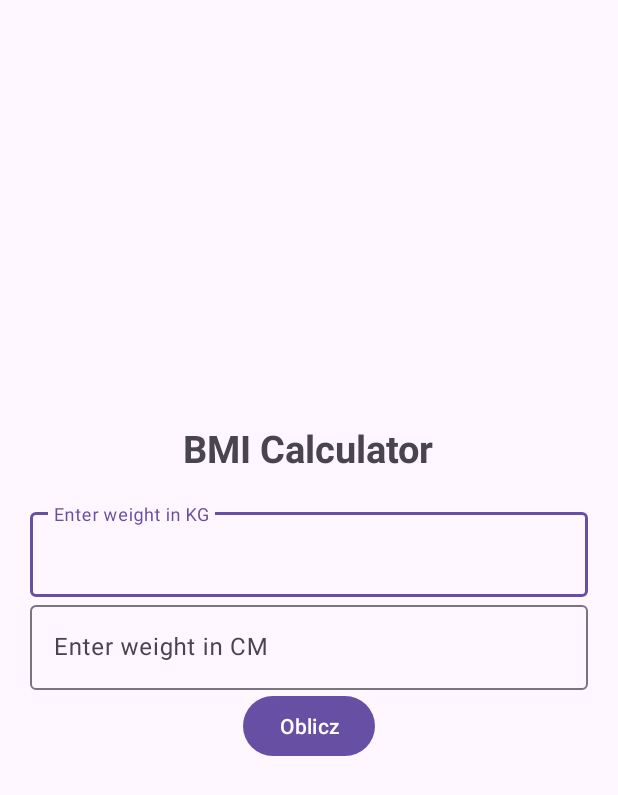
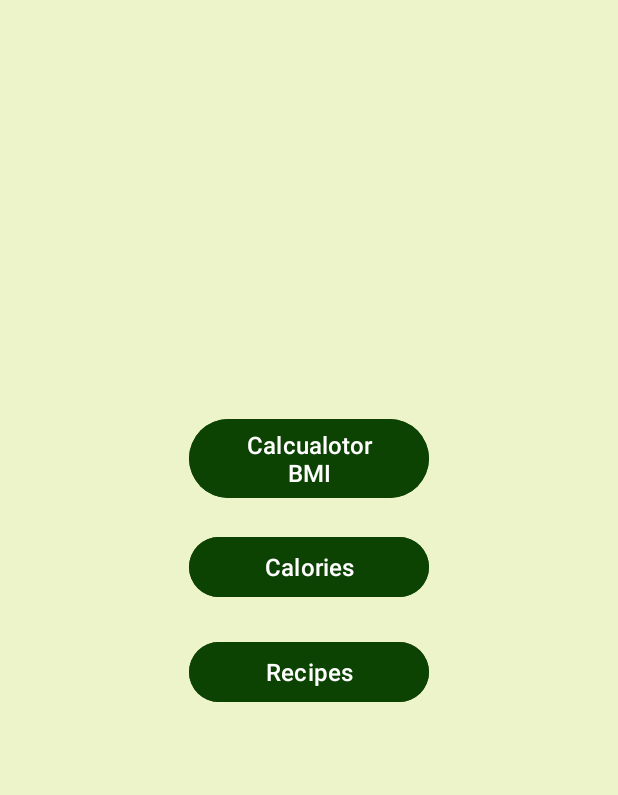
Before and after one commit to s23884/KalkulatorBMI, an Android app: the screen it shows after launch (MainActivity), on a phone screen of 412 x 824 dp. Shown: the top 795 px of the screen. Run offline under Robolectric (Android 15) with nearby library versions, the phone set to English and light mode, and no system bars.

Commit message:
Add Calories

```diff
--- a/app/src/main/AndroidManifest.xml
+++ b/app/src/main/AndroidManifest.xml
@@ -13,7 +13,13 @@
         android:theme="@style/Theme.KalkulatorBMI"
         tools:targetApi="31">
         <activity
+            android:name=".CaloriesActivity"
+            android:exported="false" />
+        <activity
             android:name=".MainActivity"
+            android:exported="false" />
+        <activity
+            android:name=".BMIActivity"
             android:exported="false" />
         <activity
             android:name=".Splashactivity"
--- a/app/src/main/java/com/example/kalkulatorbmi/MainActivity.java
+++ b/app/src/main/java/com/example/kalkulatorbmi/MainActivity.java
@@ -2,54 +2,39 @@ package com.example.kalkulatorbmi;
 
 import androidx.appcompat.app.AppCompatActivity;
 
+import android.content.Intent;
 import android.os.Bundle;
 import android.view.View;
 import android.widget.Button;
-import android.widget.EditText;
-import android.widget.TextView;
 
 public class MainActivity extends AppCompatActivity {
 
-    private EditText weightEditText;
-    private EditText heightEditText;
-    private TextView resultTextView;
-    private Button calculateButton;
+
 
     @Override
     protected void onCreate(Bundle savedInstanceState) {
         super.onCreate(savedInstanceState);
         setContentView(R.layout.activity_main);
 
-        weightEditText = findViewById(R.id.weight);
-        heightEditText = findViewById(R.id.height);
-        resultTextView = findViewById(R.id.result);
-        calculateButton = findViewById(R.id.btnOblicz);
+        Button buttonBMI = findViewById(R.id.buttonBMI);
+        Button buttonCalories = findViewById(R.id.buttonCalories);
+        Button buttonRecipes = findViewById(R.id.buttonRecipes);
 
-        calculateButton.setOnClickListener(new View.OnClickListener() {
+        buttonBMI.setOnClickListener(new View.OnClickListener() {
             @Override
             public void onClick(View v) {
-                calculateBMI();
+                Intent intent = new Intent(MainActivity.this, BMIActivity.class);
+                startActivity(intent);
+            }
+        });
+
+        buttonCalories.setOnClickListener(new View.OnClickListener() {
+            @Override
+            public void onClick(View v) {
+                Intent intent = new Intent(MainActivity.this, CaloriesActivity.class);
+                startActivity(intent);
+
             }
         });
     }
-
-    private void calculateBMI() {
-        String weightStr = weightEditText.getText().toString();
-        String heightStr = heightEditText.getText().toString();
-
-        if (!weightStr.isEmpty() && !heightStr.isEmpty()) {
-            float weight = Float.parseFloat(weightStr);
-            float height = Float.parseFloat(heightStr) / 100;
-            float bmi = weight / (height * height);
-
-            displayBMI(bmi);
-        } else {
-            resultTextView.setText("Please enter both weight and height.");
-        }
-    }
-
-    private void displayBMI(float bmi) {
-        String bmiResult = "BMI: " + String.format("%.2f", bmi);
-        resultTextView.setText(bmiResult);
-    }
 }
--- /dev/null
+++ b/app/src/main/res/drawable/baseline_home_24.xml
@@ -0,0 +1,5 @@
+<vector android:height="50dp" android:tint="#000000"
+    android:viewportHeight="24" android:viewportWidth="24"
+    android:width="50dp" xmlns:android="http://schemas.android.com/apk/res/android">
+    <path android:fillColor="@android:color/white" android:pathData="M10,20v-6h4v6h5v-8h3L12,3 2,12h3v8z"/>
+</vector>
--- a/app/src/main/res/layout/activity_main.xml
+++ b/app/src/main/res/layout/activity_main.xml
@@ -1,59 +1,46 @@
 <?xml version="1.0" encoding="utf-8"?>
-<LinearLayout xmlns:android="http://schemas.android.com/apk/res/android"
+<androidx.constraintlayout.widget.ConstraintLayout xmlns:android="http://schemas.android.com/apk/res/android"
     xmlns:app="http://schemas.android.com/apk/res-auto"
     xmlns:tools="http://schemas.android.com/tools"
     android:layout_width="match_parent"
     android:layout_height="match_parent"
-    android:gravity="center"
-    android:padding="20dp"
-    android:orientation="vertical"
+    android:background="#EEF4CA"
     tools:context=".MainActivity">
 
-    <TextView
-        android:textSize="25sp"
-        android:textStyle="bold"
-        android:layout_marginBottom="20dp"
-        android:layout_width="wrap_content"
+    <Button
+        android:id="@+id/buttonBMI"
+        android:layout_width="160dp"
         android:layout_height="wrap_content"
-        android:text="BMI Calculator"
-         />
+        android:layout_marginTop="275dp"
+        android:backgroundTint="#0C4302"
+        android:text="Calcualotor BMI"
+        android:textSize="16sp"
+        app:layout_constraintEnd_toEndOf="@+id/buttonCalories"
+        app:layout_constraintStart_toStartOf="@+id/buttonCalories"
+        app:layout_constraintTop_toTopOf="parent" />
 
-    <com.google.android.material.textfield.TextInputLayout
-        android:layout_width="match_parent"
-        android:layout_height="wrap_content">
+    <Button
+        android:id="@+id/buttonRecipes"
+        android:layout_width="160dp"
+        android:layout_height="wrap_content"
+        android:layout_marginTop="22dp"
+        android:backgroundTint="#0C4302"
+        android:text="Recipes"
+        android:textSize="16sp"
+        app:layout_constraintEnd_toEndOf="parent"
+        app:layout_constraintStart_toStartOf="parent"
+        app:layout_constraintTop_toBottomOf="@+id/buttonCalories" />
 
+    <Button
+        android:id="@+id/buttonCalories"
+        android:layout_width="160dp"
+        android:layout_height="wrap_content"
+        android:layout_marginTop="18dp"
+        android:backgroundTint="#0C4302"
+        android:text="Calories"
+        android:textSize="16sp"
+        app:layout_constraintEnd_toEndOf="@+id/buttonRecipes"
+        app:layout_constraintStart_toStartOf="@+id/buttonRecipes"
+        app:layout_constraintTop_toBottomOf="@+id/buttonBMI" />
 
-    <com.google.android.material.textfield.TextInputEditText
-        android:id="@+id/weight"
-        android:layout_width="match_parent"
-        android:layout_height="wrap_content"
-        android:hint="Enter weight in KG" />
-    </com.google.android.material.textfield.TextInputLayout>
-
-    <com.google.android.material.textfield.TextInputLayout
-        android:layout_width="match_parent"
-        android:layout_height="wrap_content">
-
-
-        <com.google.android.material.textfield.TextInputEditText
-            android:id="@+id/height"
-            android:layout_width="match_parent"
-            android:layout_height="wrap_content"
-            android:hint="Enter weight in CM" />
-    </com.google.android.material.textfield.TextInputLayout>
-
-        <Button
-            android:id="@+id/btnOblicz"
-            android:layout_width="wrap_content"
-            android:layout_height="wrap_content"
-            android:text= "Oblicz" />
-
-        <TextView
-            android:id="@+id/result"
-            android:layout_width="match_parent"
-            android:layout_height="wrap_content"
-            android:gravity="center"
-            android:textSize="25sp"
-            android:textStyle="bold" />
-
-</LinearLayout>
+</androidx.constraintlayout.widget.ConstraintLayout>
```
Also changed, not shown: app/src/main/java/com/example/kalkulatorbmi/BMIActivity.java (added, +67 -0 lines), app/src/main/java/com/example/kalkulatorbmi/CaloriesActivity.java (added, +103 -0 lines), app/src/main/res/layout/activity_bmi.xml (added, +98 -0 lines), app/src/main/res/layout/activity_calories.xml (added, +130 -0 lines).
